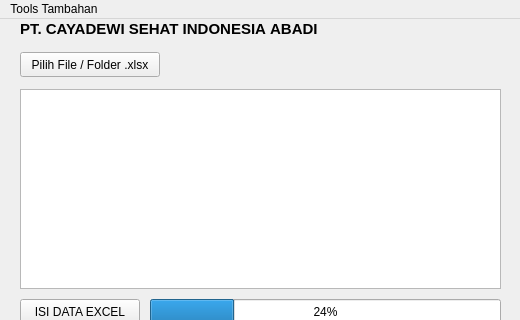
The window that UI/ui_main_app.ui (NubiOmega/Saving-Your-Quality-Time) describes before a commit, drawn with Qt 5; both pictures show x 0 to 520 and y 0 to 320 of the 520 by 600 pixel window.
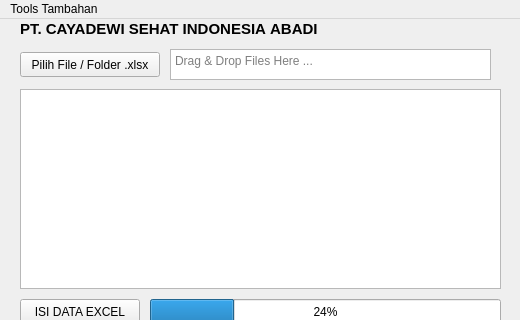
The same window after the commit.

Commit message:
Menambahkan fungsi DragDrop QTextEdit Menambahkan Fungsi DragDropTextEdit DragDropTextEdit: fungsi ini mewarisi dari QTextEdit dan menambahkan kemampuan untuk menerima file yang diseret dan dijatuhkan. Jika file sudah ada dalam daftar, akan muncul pesan notifikasi.
Perubahan File Ui menambahkan QTextEdit

What changed in the file:
```diff
--- a/UI/ui_main_app.ui
+++ b/UI/ui_main_app.ui
@@ -123,6 +123,19 @@
      <string>ISI DATA EXCEL</string>
     </property>
    </widget>
+   <widget class="QTextEdit" name="textEditDragDropFiles">
+    <property name="geometry">
+     <rect>
+      <x>170</x>
+      <y>30</y>
+      <width>321</width>
+      <height>31</height>
+     </rect>
+    </property>
+    <property name="placeholderText">
+     <string>Drag &amp; Drop Files Here ...</string>
+    </property>
+   </widget>
   </widget>
   <widget class="QMenuBar" name="MenuBar_Setting">
    <property name="geometry">
```
The commit also changes 3 other files.
